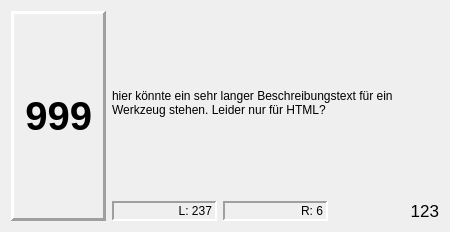
This is src/UI/ToolInfo.ui in DjangoReinhard/FalconView as Qt 5 draws it before an edit. The edited form follows.
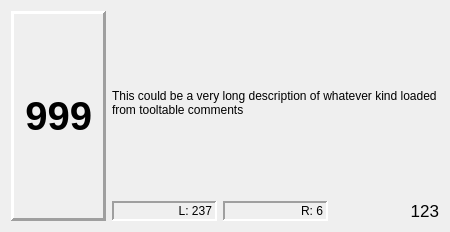
This is the edited form.

The edit to the form file:
```diff
--- a/src/UI/ToolInfo.ui
+++ b/src/UI/ToolInfo.ui
@@ -120,7 +120,7 @@
       </sizepolicy>
      </property>
      <property name="text">
-      <string notr="true">&lt;html&gt;&lt;head/&gt;&lt;body&gt;&lt;p&gt;hier könnte ein sehr langer Beschreibungstext für ein Werkzeug stehen. Leider nur für HTML?&lt;/p&gt;&lt;/body&gt;&lt;/html&gt;</string>
+      <string notr="true">&lt;html&gt;&lt;head/&gt;&lt;body&gt;&lt;p&gt;This could be a very long description of whatever kind loaded from tooltable comments&lt;/p&gt;&lt;/body&gt;&lt;/html&gt;</string>
      </property>
      <property name="wordWrap">
       <bool>true</bool>
```
